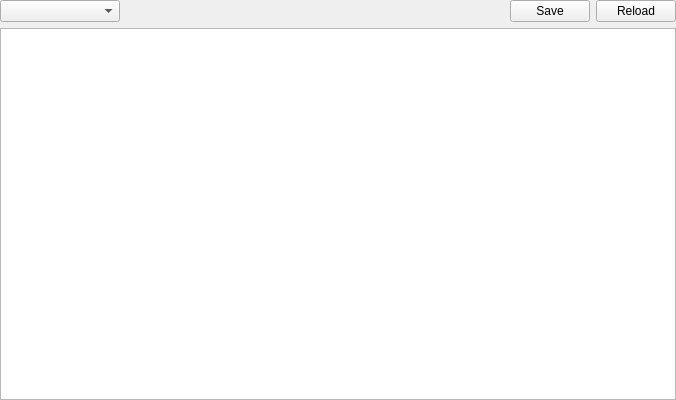
Qt form xsymbolswidget.ui (horsicq/XSymbolsWidget) before a commit.
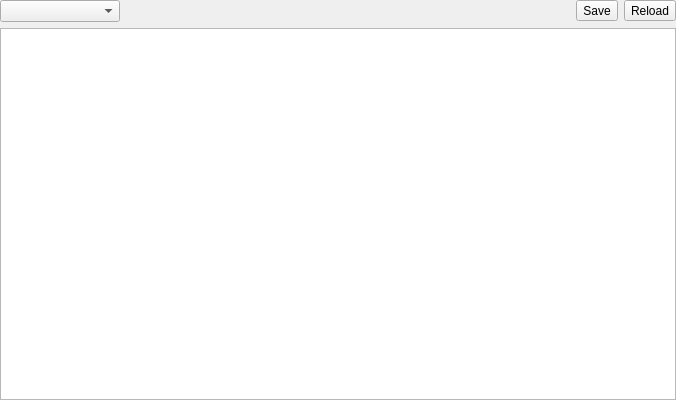
The same form after that commit. Custom widgets are drawn as their Qt base class.

Diff of the .ui file:
```diff
--- a/xsymbolswidget.ui
+++ b/xsymbolswidget.ui
@@ -52,14 +52,14 @@
       </spacer>
      </item>
      <item>
-      <widget class="QPushButton" name="pushButtonSaveSymbols">
+      <widget class="QToolButton" name="toolButtonSaveSymbols">
        <property name="text">
         <string>Save</string>
        </property>
       </widget>
      </item>
      <item>
-      <widget class="QPushButton" name="pushButtonReload">
+      <widget class="QToolButton" name="toolButtonReload">
        <property name="text">
         <string>Reload</string>
        </property>
```
